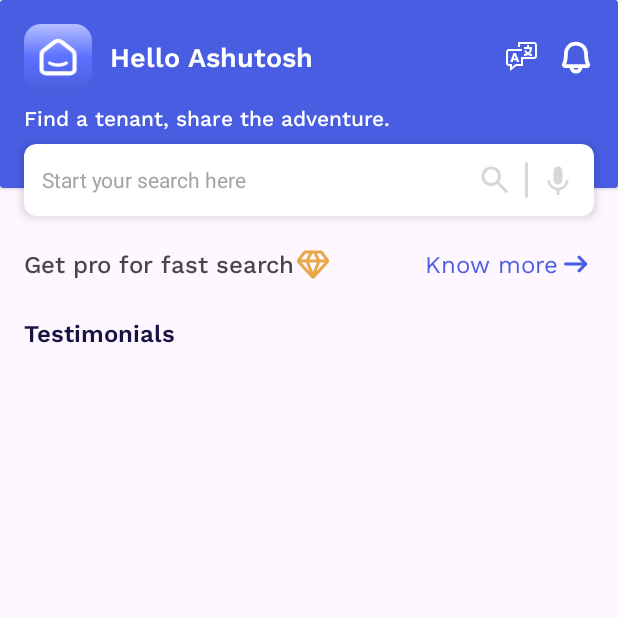
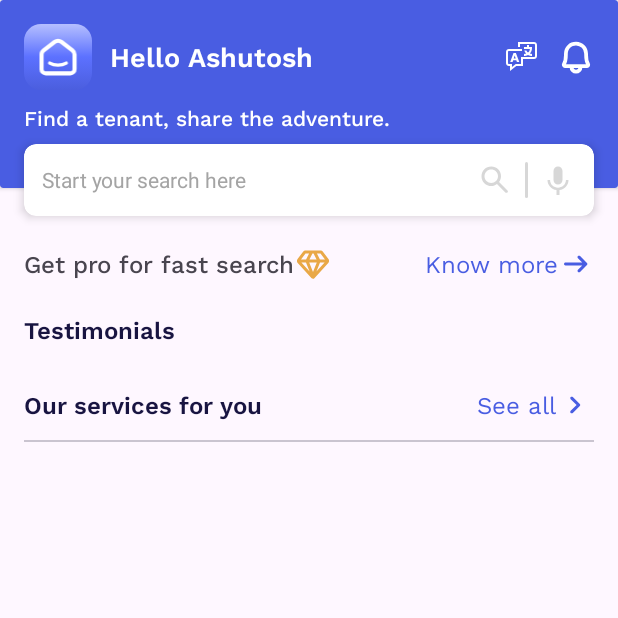
Before and after one commit to 1405yuga/UI-Respository, an Android app: the screen it shows after launch (MainActivity), on a phone screen of 412 x 824 dp, the top half of it. Run offline under Robolectric (Android 15) with nearby library versions, the phone set to English and light mode, and no system bars.

Commit message:
our services text

```diff
--- /dev/null
+++ b/HomeHiveClone/app/src/main/res/drawable/material_symbols_chevron_right_rounded.xml
@@ -0,0 +1,9 @@
+<vector xmlns:android="http://schemas.android.com/apk/res/android"
+    android:width="25dp"
+    android:height="24dp"
+    android:viewportWidth="25"
+    android:viewportHeight="24">
+  <path
+      android:pathData="M9.656,17.3C9.472,17.117 9.381,16.883 9.381,16.6C9.381,16.317 9.472,16.083 9.656,15.9L13.556,12L9.656,8.1C9.472,7.917 9.381,7.683 9.381,7.4C9.381,7.117 9.472,6.883 9.656,6.7C9.839,6.517 10.072,6.425 10.356,6.425C10.639,6.425 10.872,6.517 11.056,6.7L15.656,11.3C15.756,11.4 15.827,11.508 15.869,11.625C15.91,11.742 15.931,11.867 15.931,12C15.931,12.133 15.91,12.258 15.869,12.375C15.827,12.492 15.756,12.6 15.656,12.7L11.056,17.3C10.872,17.483 10.639,17.575 10.356,17.575C10.072,17.575 9.839,17.483 9.656,17.3Z"
+      android:fillColor="#495DE2"/>
+</vector>
--- a/HomeHiveClone/app/src/main/res/layout/fragment_home.xml
+++ b/HomeHiveClone/app/src/main/res/layout/fragment_home.xml
@@ -126,16 +126,20 @@
         </LinearLayout>
     </androidx.cardview.widget.CardView>
 
+
     <LinearLayout
-        android:id="@+id/premeuimLayout"
         android:layout_width="match_parent"
         android:layout_height="wrap_content"
+        android:orientation="vertical"
         android:layout_marginHorizontal="@dimen/gradient_margin_horizontal"
-        android:layout_marginVertical="@dimen/premeium_margin_vertical"
-        android:orientation="horizontal"
         app:layout_constraintEnd_toEndOf="parent"
         app:layout_constraintStart_toStartOf="parent"
         app:layout_constraintTop_toBottomOf="@id/searchCardView">
+        <LinearLayout
+            android:layout_width="match_parent"
+            android:layout_height="wrap_content"
+            android:layout_marginVertical="@dimen/premeium_margin_vertical"
+            android:orientation="horizontal">
 
             <TextView
                 android:layout_width="wrap_content"
@@ -171,12 +175,48 @@
         <TextView
             android:layout_width="wrap_content"
             android:layout_height="wrap_content"
-        android:layout_marginHorizontal="@dimen/gradient_margin_horizontal"
-        android:layout_marginVertical="22dp"
+            android:layout_marginBottom="8dp"
             android:fontFamily="@font/work_sans_semibold"
             android:text="@string/testimonials"
             android:textColor="@color/testinomials_text"
-        android:textSize="16sp"
-        app:layout_constraintStart_toStartOf="parent"
-        app:layout_constraintTop_toBottomOf="@id/premeuimLayout" />
+            android:textSize="16sp" />
+
+        <androidx.recyclerview.widget.RecyclerView
+            android:id="@+id/recyclerView"
+            android:layout_width="wrap_content"
+            android:layout_height="wrap_content"/>
+        <LinearLayout
+            android:layout_width="match_parent"
+            android:layout_height="wrap_content"
+            android:orientation="horizontal"
+            android:layout_marginTop="18dp">
+            <TextView
+                android:layout_width="wrap_content"
+                android:layout_height="wrap_content"
+                android:text="@string/our_services"
+                android:fontFamily="@font/work_sans_semibold"
+                android:textColor="@color/testinomials_text"
+                android:textSize="16sp"/>
+            <TextView
+                android:layout_width="0dp"
+                android:layout_height="wrap_content"
+                android:layout_gravity="center_vertical"
+                android:layout_weight="1"
+                android:fontFamily="@font/work_sans"
+                android:gravity="end"
+                android:text="@string/see_all"
+                android:textColor="@color/know_more_text"
+                android:textSize="16sp"/>
+            <ImageView
+                android:layout_width="wrap_content"
+                android:layout_height="wrap_content"
+                android:src="@drawable/material_symbols_chevron_right_rounded"/>
+        </LinearLayout>
+        <com.google.android.material.divider.MaterialDivider
+            android:layout_width="match_parent"
+            android:layout_height="wrap_content"
+            android:layout_marginTop="11dp"/>
+
+
+    </LinearLayout>
 </androidx.constraintlayout.widget.ConstraintLayout>
--- a/HomeHiveClone/app/src/main/res/values/strings.xml
+++ b/HomeHiveClone/app/src/main/res/values/strings.xml
@@ -7,4 +7,6 @@
     <string name="get_pro_for_fast_search">Get pro for fast search</string>
     <string name="know_more">Know more</string>
     <string name="testimonials">Testimonials</string>
+    <string name="our_services">Our services for you</string>
+    <string name="see_all">See all</string>
 </resources>
```
Also changed, not shown: 1 other file. Lines whose indentation alone changed are shown as unchanged.
